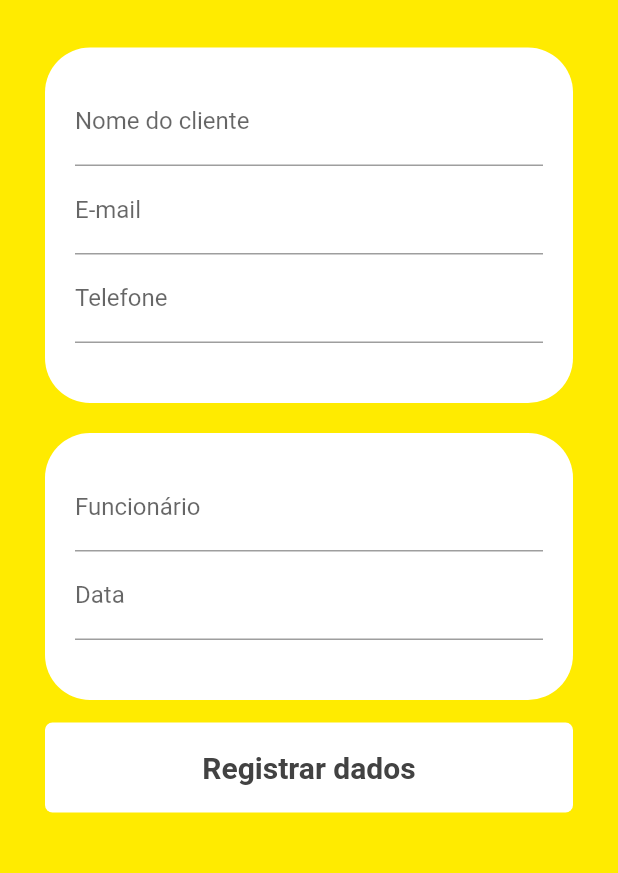
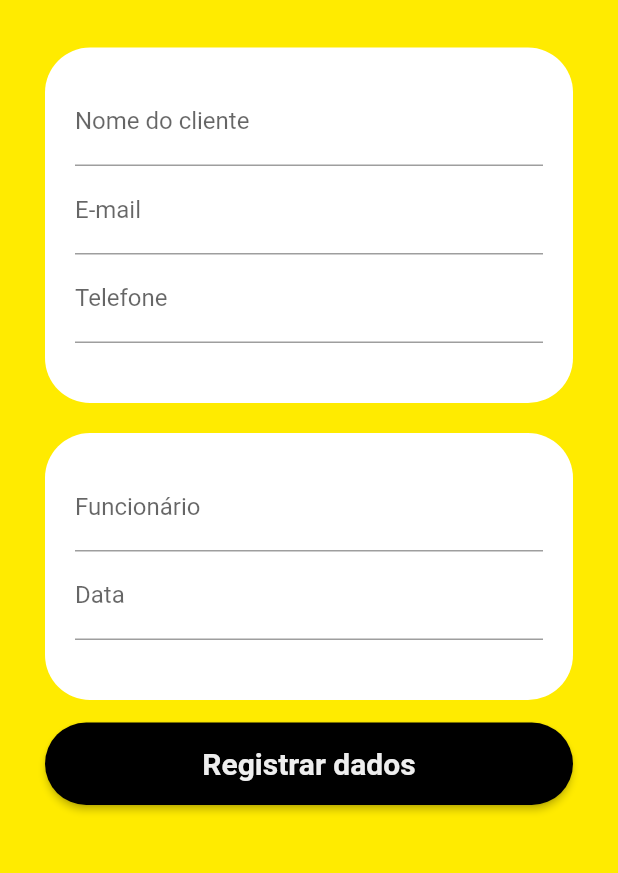
Before and after one commit to KetCode/formulario, a Flutter app: the SheetScreen1 screen opened directly, on a phone screen of 412 x 824 dp, the part 59-932 px from its top. Run offline on Flutter 3.47's test engine with Material 2 defaults, Android fonts, the phone set to English and light mode, and no system bars; drawn by our look-alikes of datetime_picker_formfield; our stand-ins replace firebase_auth, fluttertoast; accounts and stored records are empty.

Commit message:
fix: deprecated button

```diff
--- a/lib/screens/sheets/sheet_screen1.dart
+++ b/lib/screens/sheets/sheet_screen1.dart
@@ -183,36 +183,15 @@ class _SheetScreen1State extends State<SheetScreen1> {
               SizedBox(
                 height: 15,
               ),
-              Container(
-                height: 60,
-                alignment: Alignment.center,
-                decoration: BoxDecoration(
-                  gradient: LinearGradient(
-                    begin: Alignment.topLeft,
-                    end: Alignment.bottomRight,
-                    stops: [0.3, 1],
-                    colors: [
-                      Colors.white, //0xFFF58524
-                      Colors.white, // Cores do gradiente do botão. /0xFFF92B7F
-                    ],
-                  ),
-                  borderRadius: BorderRadius.all(
-                    Radius.circular(5),
-                  ),
-                ),
-                child: Center(
-                  child: FlatButton(
-                    onPressed: _submitForm,
-                    child: Text(
-                      'Registrar dados',
-                      style: TextStyle(
-                        fontWeight: FontWeight.bold,
-                        color: Colors.grey.shade800,
-                        fontSize: 20,
-                      ),
-                    ),
-                  ),
-                ),
+              ElevatedButton(
+                onPressed: _submitForm,
+                child: Text('Registrar dados',
+                  style: TextStyle(
+                    fontWeight: FontWeight.bold,
+                    color: Colors.grey.shade200,
+                    fontSize: 20,
+                  ),),
+                style: ElevatedButton.styleFrom(shape: StadiumBorder(), primary: Colors.black, fixedSize: Size(double.infinity,55),),
               ),
               SizedBox(
                 height: 15,
```
